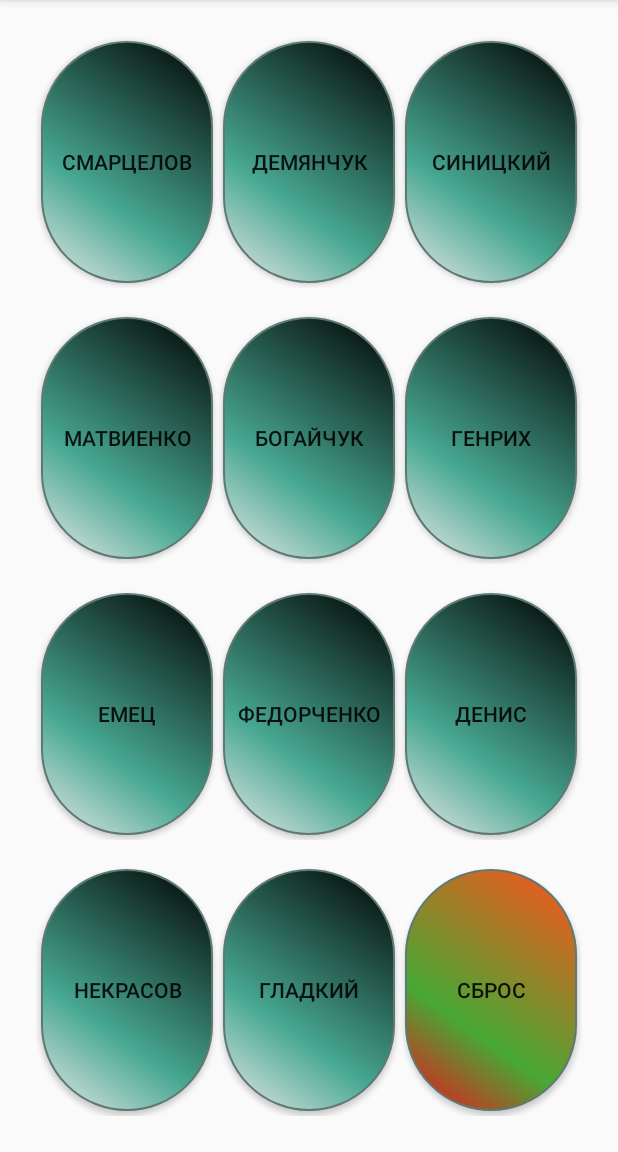
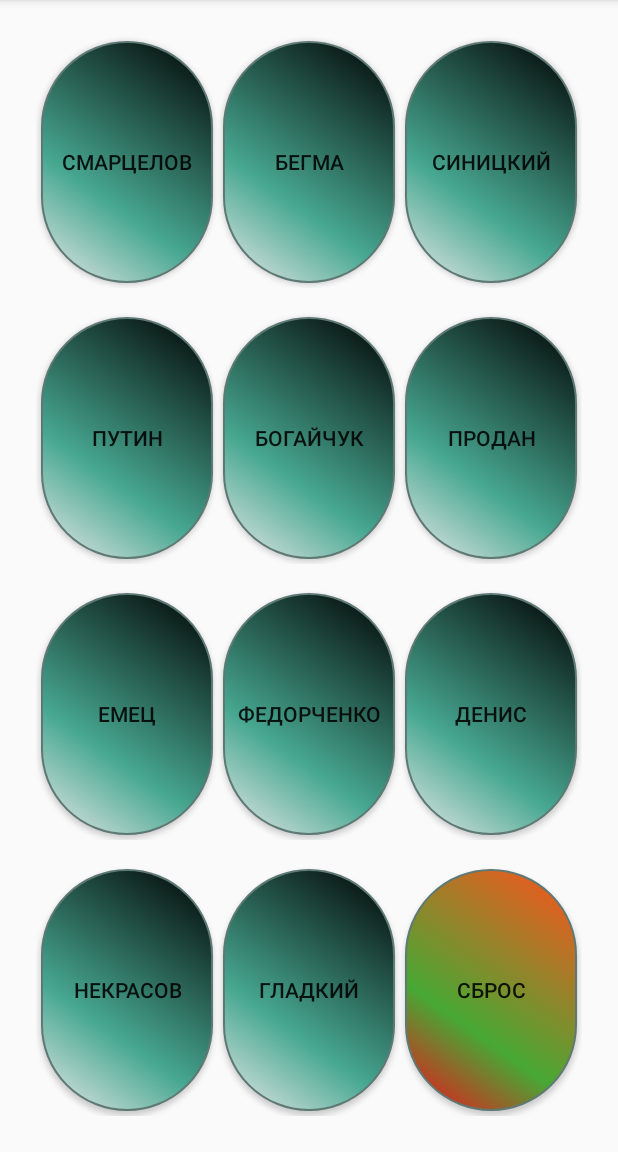
Before and after one commit to ZombieCloud/CallsRedir, an Android app: the screen it shows after launch (MainActivity), on a phone screen of 412 x 824 dp, the part 84-1236 px from its top. Run offline under Robolectric (Android 15) with nearby library versions, the light colour scheme and no system bars.

Commit message:
телефоны поменялись снова
телефоны поменялись снова

```diff
--- a/app/src/main/res/layout/activity_main.xml
+++ b/app/src/main/res/layout/activity_main.xml
@@ -36,15 +36,15 @@
                 android:layout_margin="3dp" />
 
             <Button
-                android:background="@drawable/button_style"
-                android:text="Демянчук"
+                android:id="@+id/button2"
                 android:layout_width="0dp"
                 android:layout_height="match_parent"
-                android:id="@+id/button2"
+                android:layout_margin="3dp"
                 android:layout_weight="1"
+                android:background="@drawable/button_style"
                 android:onClick="button2_OnClick"
-                android:layout_margin="3dp"
-                android:padding="0dp" />
+                android:padding="0dp"
+                android:text="Бегма" />
 
             <Button
                 android:background="@drawable/button_style"
@@ -67,14 +67,14 @@
             android:padding="8dp">
 
             <Button
-                android:background="@drawable/button_style"
-                android:text="Матвиенко"
+                android:id="@+id/button6"
                 android:layout_width="0dp"
                 android:layout_height="match_parent"
-                android:id="@+id/button6"
                 android:layout_margin="3dp"
                 android:layout_weight="1"
-                android:onClick="button6_OnClick" />
+                android:background="@drawable/button_style"
+                android:onClick="button6_OnClick"
+                android:text="Путин" />
 
             <Button
                 android:id="@+id/button5"
@@ -87,14 +87,14 @@
                 android:text="Богайчук" />
 
             <Button
-                android:background="@drawable/button_style"
-                android:text="Генрих"
+                android:id="@+id/button4"
                 android:layout_width="0dp"
                 android:layout_height="match_parent"
-                android:id="@+id/button4"
                 android:layout_margin="3dp"
                 android:layout_weight="1"
-                android:onClick="button4_OnClick" />
+                android:background="@drawable/button_style"
+                android:onClick="button4_OnClick"
+                android:text="Продан" />
         </LinearLayout>
 
         <LinearLayout
--- a/build.gradle
+++ b/build.gradle
@@ -5,7 +5,7 @@ buildscript {
         jcenter()
     }
     dependencies {
-        classpath 'com.android.tools.build:gradle:2.3.1'
+        classpath 'com.android.tools.build:gradle:2.3.3'
 
         // NOTE: Do not place your application dependencies here; they belong
         // in the individual module build.gradle files
```
Also changed, not shown: app/src/main/java/com/app/callsredir/MainActivity.java (+12 -12 lines).
